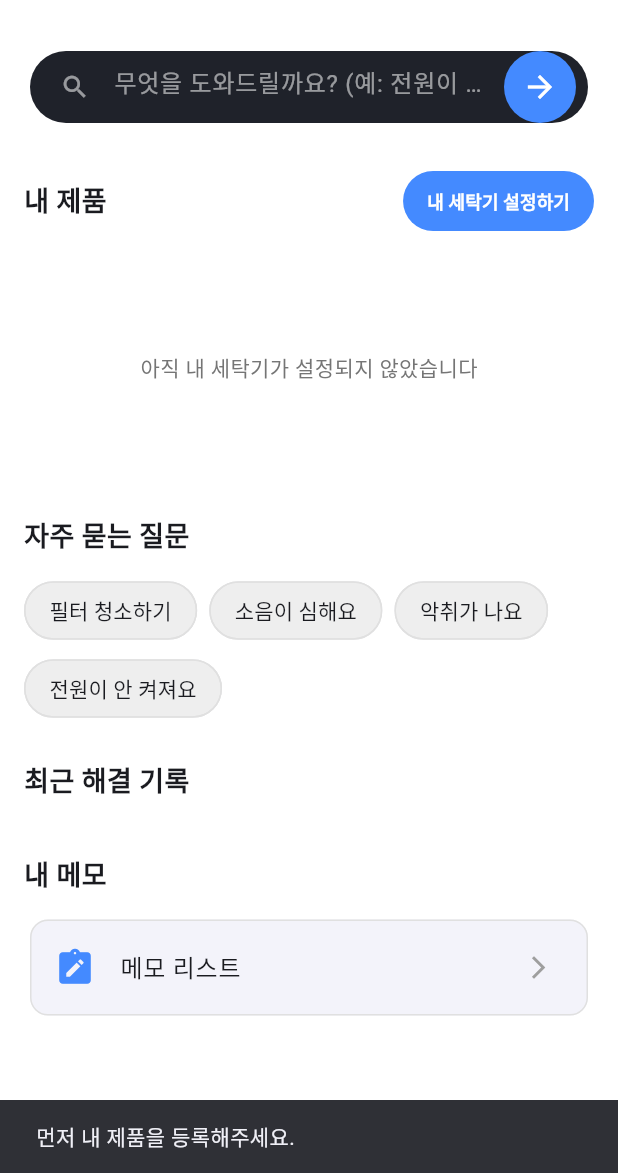
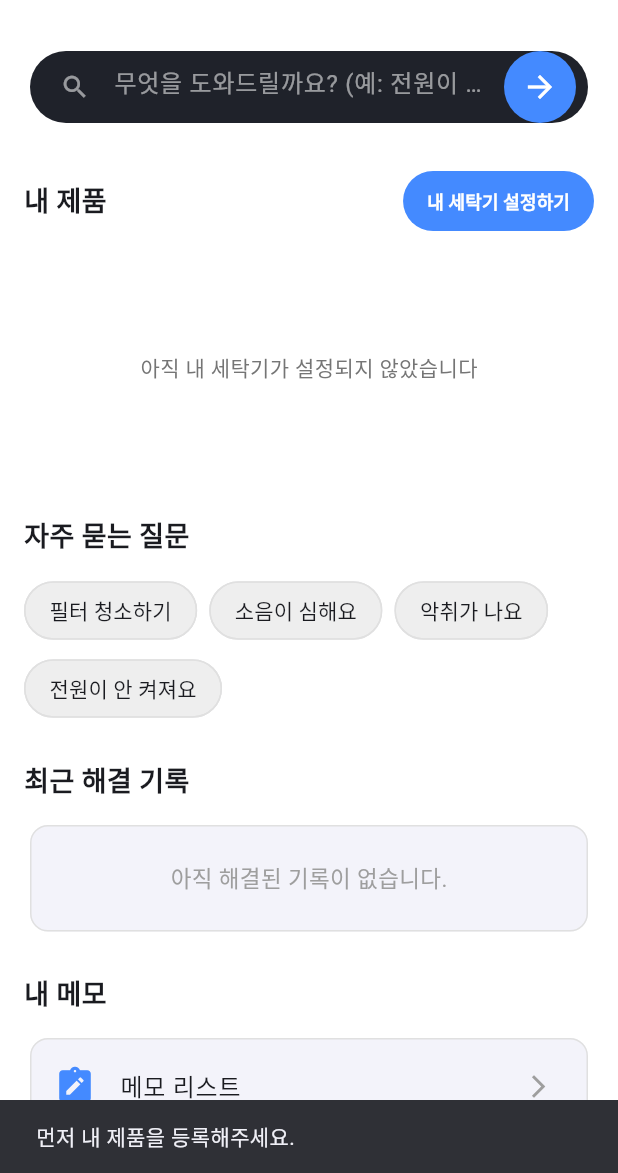
Before and after one commit to jw77668/Mobile_programming_Group, a Flutter app: the HomePage screen opened directly, after a tap on "무엇을 도와드릴까요? (예: 전원이 안 켜져요)", on a phone screen of 412 x 824 dp, the part 63-1236 px from its top. Run offline on Flutter 3.47's test engine with Material 3 defaults, Android fonts, the phone set to English and light mode, and no system bars; our stand-ins replace hive, hive_flutter, image_picker, shared_preferences; missing offline and left inert: flutter_quill, syncfusion_flutter_pdfviewer; accounts and stored records are empty; network calls fail.

Commit message:
최근해결기록 기능 추가 - 해결기록별 분리 필요, 한 채팅 로그당 하나의 기록으로 수정 필요, 채팅 로그를 활용해서 기존의 대화와 이어지게 만드는 기능 구현 필요

```diff
--- a/lib/models/message.dart
+++ b/lib/models/message.dart
@@ -5,12 +5,14 @@ class Message {
   final String role;
   final String content;
   final DateTime createdAt;
+  final List<int> pages;
 
   Message({
     required this.id,
     required this.role,
     required this.content,
     required this.createdAt,
+    this.pages = const [],
   });
 
   factory Message.fromJson(Map<String, dynamic> json) {
@@ -19,6 +21,7 @@ class Message {
       role: json['role'] as String,
       content: json['content'] as String,
       createdAt: DateTime.parse(json['createdAt'] as String),
+      pages: (json['pages'] as List<dynamic>? ?? []).map((e) => e as int).toList(),
     );
   }
 
@@ -27,5 +30,6 @@ class Message {
     'role': role,
     'content': content,
     'createdAt': createdAt.toIso8601String(),
+    'pages': pages,
   };
 }
--- a/lib/widgets/recent_solutions_home.dart
+++ b/lib/widgets/recent_solutions_home.dart
@@ -5,39 +5,65 @@ import '../models/solution.dart';
 
 class RecentSolutionsHome extends StatelessWidget {
   final void Function(Solution) onSolutionTap;
+
   const RecentSolutionsHome({Key? key, required this.onSolutionTap})
-    : super(key: key);
+      : super(key: key);
 
   @override
   Widget build(BuildContext context) {
     final solutions = context.watch<ChatProvider>().recentSolutions;
+
     if (solutions.isEmpty) {
-      return const SizedBox();
-    }
-    return Card(
-      margin: const EdgeInsets.all(12),
-      child: Column(
-        crossAxisAlignment: CrossAxisAlignment.start,
-        children: [
-          const Padding(
-            padding: EdgeInsets.all(12.0),
+      return Card(
+        elevation: 0,
+        shape: RoundedRectangleBorder(
+          borderRadius: BorderRadius.circular(12),
+          side: BorderSide(color: Colors.grey[300]!),
+        ),
+        child: const Padding(
+          padding: EdgeInsets.symmetric(vertical: 24.0, horizontal: 16.0),
+          child: Center(
             child: Text(
-              '최근 해결 기록',
-              style: TextStyle(fontSize: 18, fontWeight: FontWeight.bold),
+              '아직 해결된 기록이 없습니다.',
+              style: TextStyle(color: Colors.grey, fontSize: 15),
             ),
           ),
-          ...solutions.map(
-            (s) => ListTile(
-              title: Text(s.title),
-              subtitle: Text(s.preview),
-              trailing: Text(
-                s.createdAt.toLocal().toString().substring(0, 19),
-                style: const TextStyle(fontSize: 12),
+        ),
+      );
+    }
+
+    final recentSolutionsToShow = solutions.take(5).toList();
+
+    return Card(
+      elevation: 0,
+      shape: RoundedRectangleBorder(
+        borderRadius: BorderRadius.circular(12),
+        side: BorderSide(color: Colors.grey[300]!),
+      ),
+      child: Padding(
+        padding: const EdgeInsets.symmetric(vertical: 8.0),
+        child: Column(
+          children: recentSolutionsToShow.map((s) {
+            // 날짜와 시간을 원하는 형식으로 변환합니다.
+            final formattedDate = '${s.createdAt.year}.${s.createdAt.month.toString().padLeft(2, '0')}.${s.createdAt.day.toString().padLeft(2, '0')} ${s.createdAt.hour.toString().padLeft(2, '0')}:${s.createdAt.minute.toString().padLeft(2, '0')}';
+
+            return ListTile(
+              dense: true,
+              leading: const Icon(Icons.check_circle_outline, color: Colors.blueAccent),
+              title: Text(
+                s.title,
+                style: const TextStyle(fontWeight: FontWeight.w500),
+                overflow: TextOverflow.ellipsis,
+              ),
+              subtitle: Text(
+                formattedDate,
+                style: const TextStyle(color: Colors.grey, fontSize: 13),
               ),
               onTap: () => onSolutionTap(s),
-            ),
-          ),
-        ],
+              trailing: const Icon(Icons.arrow_forward_ios, size: 16, color: Colors.grey),
+            );
+          }).toList(),
+        ),
       ),
     );
   }
```
Also changed, not shown: lib/pages/chatbot_page.dart (+175 -52 lines), lib/pages/home_page.dart (+1 -8 lines), lib/providers/chat_provider.dart (+38 -18 lines), lib/services/title_generation_service.dart (added, +61 -0 lines), pubspec.lock.
